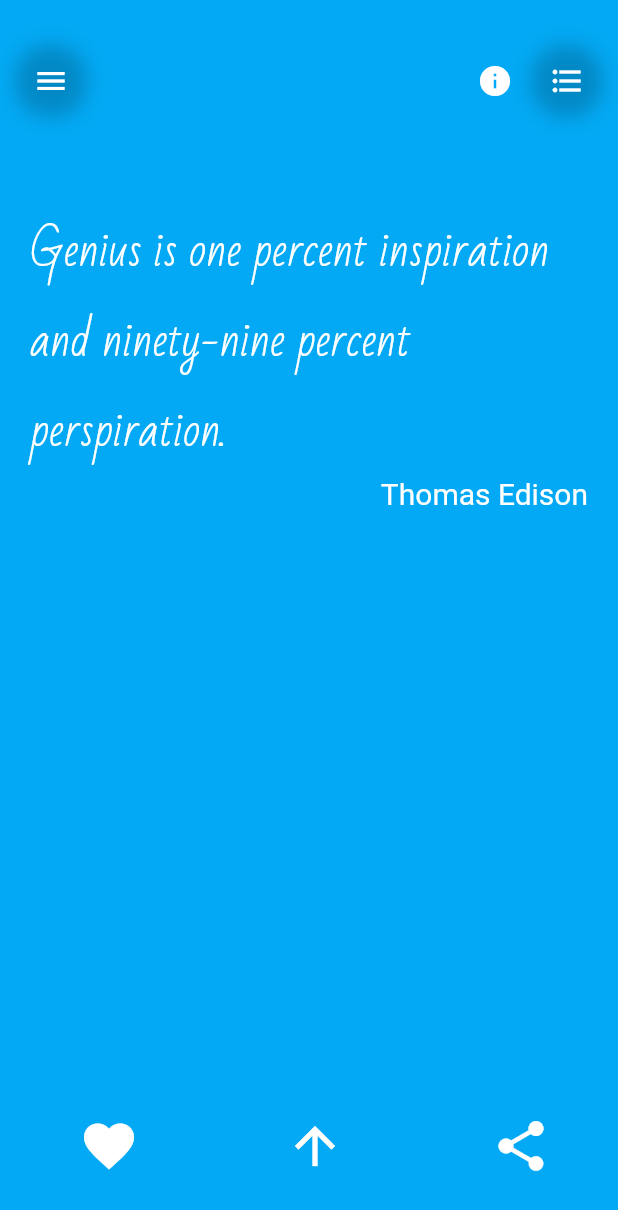
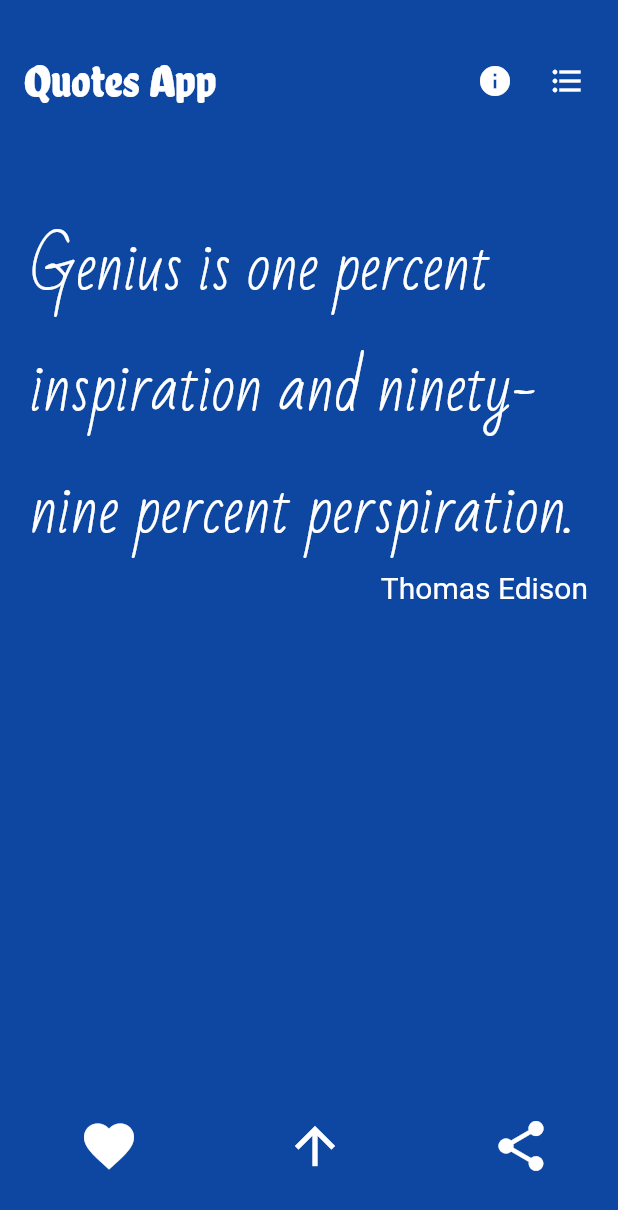
Before and after one commit to dhayaec/quotes_app, a Flutter app: the screen it shows after launch, on a phone screen of 412 x 824 dp. Shown: the top 1210 px of the screen. Run offline on Flutter 3.47's test engine with Material 2 defaults, Android fonts, the phone set to English and light mode, and no system bars; our stand-ins replace share.

Commit message:
fix goToPage and update colors list

```diff
--- a/lib/main.dart
+++ b/lib/main.dart
@@ -49,13 +49,22 @@ class Page extends StatelessWidget {
 }
 
 List<Color> colorList = [
-  Colors.lightBlue,
-  Colors.lightGreen,
-  Colors.orange,
-  Colors.indigo,
-  Colors.deepPurple,
-  Colors.lightBlueAccent,
-  Colors.pinkAccent
+  Colors.blue[900],
+  Colors.lightBlue[900],
+  Colors.cyan[900],
+  Colors.teal[900],
+  Colors.green[900],
+  Colors.lightGreen[900],
+  Colors.lime[900],
+  Colors.yellow[900],
+  Colors.amber[900],
+  Colors.orange[900],
+  Colors.deepOrange[900],
+  Colors.red[900],
+  Colors.pink[900],
+  Colors.purple[900],
+  Colors.deepPurple[900],
+  Colors.indigo[900],
 ];
 
 List<String> fontFamily = [
@@ -75,8 +84,9 @@ List<String> fontFamily = [
 ];
 
 class PageViewExample extends StatelessWidget {
-  final controllder = PageController(initialPage: 0);
-  final GlobalKey<ScaffoldState> _scaffoldKey = GlobalKey<ScaffoldState>();
+  final PageController _controllder = PageController();
+  var quoteText;
+  var quoteAuthor;
   @override
   Widget build(BuildContext context) {
     return Scaffold(
@@ -94,10 +104,10 @@ class PageViewExample extends StatelessWidget {
               return PageView.builder(
                 itemCount: myData == null ? 0 : myData.length,
                 scrollDirection: Axis.vertical,
-                controller: controllder,
+                controller: _controllder,
                 itemBuilder: (context, index) {
-                  var quoteText = myData[index]['quoteText'];
-                  var quoteAuthor = myData[index]['quoteAuthor'];
+                  quoteText = myData[index]['quoteText'];
+                  quoteAuthor = myData[index]['quoteAuthor'];
                   double height = MediaQuery.of(context).size.height;
                   return Container(
                     padding: EdgeInsets.only(
@@ -109,7 +119,7 @@ class PageViewExample extends StatelessWidget {
                           var fontSizeFactor = min(constraint.biggest.height,
                                       constraint.biggest.width) /
                                   quoteText.length +
-                              25;
+                              36;
                           return Text(
                             quoteText,
                             style: TextStyle(
@@ -138,28 +148,19 @@ class PageViewExample extends StatelessWidget {
           ),
           Container(
             alignment: Alignment.topLeft,
-            margin: EdgeInsets.only(top: 30.0, left: 10.0, right: 10.0),
+            margin: EdgeInsets.only(top: 30.0, right: 10.0),
             child: Row(
               mainAxisAlignment: MainAxisAlignment.spaceBetween,
               children: <Widget>[
-                Builder(
-                  builder: (BuildContext context) {
-                    return Container(
-                      decoration: BoxDecoration(
-                        borderRadius: BorderRadius.circular(22.0),
-                        boxShadow: <BoxShadow>[
-                          BoxShadow(
-                            color: const Color(0x30000000),
-                            blurRadius: 10.0,
-                          ),
-                        ],
-                      ),
-                      child: IconButton(
-                          color: Colors.white,
-                          icon: Icon(Icons.menu),
-                          onPressed: () => {}),
-                    );
-                  },
+                FlatButton(
+                  child: Text(
+                    'Quotes App',
+                    style: TextStyle(
+                        color: Colors.white,
+                        fontFamily: 'Chela One',
+                        fontSize: 30.0),
+                  ),
+                  onPressed: () {},
                 ),
                 Row(
                   children: <Widget>[
@@ -168,26 +169,17 @@ class PageViewExample extends StatelessWidget {
                       icon: Icon(Icons.info),
                       onPressed: () {},
                     ),
-                    Builder(builder: (BuildContext context) {
-                      return Container(
-                        decoration: BoxDecoration(
-                          borderRadius: BorderRadius.circular(22.0),
-                          boxShadow: <BoxShadow>[
-                            BoxShadow(
-                              color: const Color(0x30000000),
-                              blurRadius: 10.0,
-                            ),
-                          ],
-                        ),
-                        child: IconButton(
+                    Builder(
+                      builder: (BuildContext context) {
+                        return IconButton(
                           color: Colors.white,
                           icon: Icon(Icons.format_list_bulleted),
                           onPressed: () {
                             Scaffold.of(context).openEndDrawer();
                           },
-                        ),
-                      );
-                    })
+                        );
+                      },
+                    )
                   ],
                 )
               ],
@@ -214,9 +206,9 @@ class PageViewExample extends StatelessWidget {
                     size: 40.0,
                   ),
                   onPressed: () {
-                    controllder.animateToPage(0,
-                        duration: Duration(seconds: 1),
-                        curve: ElasticInOutCurve());
+                    _controllder.animateToPage(0,
+                        duration: Duration(milliseconds: 250),
+                        curve: SawTooth(3));
                   },
                 ),
                 Builder(
@@ -232,7 +224,7 @@ class PageViewExample extends StatelessWidget {
                           content: Text('Loading available apps to share'),
                           duration: Duration(seconds: 2),
                         );
-                        Share.share('check out my app QuotesApp');
+                        Share.share(quoteText + '  --  ' + quoteAuthor);
                         Scaffold.of(context).showSnackBar(snackBar);
                       },
                     );
@@ -247,7 +239,7 @@ class PageViewExample extends StatelessWidget {
   }
 
   Widget _buildDrawer(BuildContext context, {int count = 82}) {
-    final items = List<String>.generate(count, (i) => "Page ${i+1}");
+    final items = List<String>.generate(count, (i) => "Chapter ${i+1}");
 
     return Drawer(
       elevation: 0.0,
@@ -261,11 +253,12 @@ class PageViewExample extends StatelessWidget {
                 '${items[index]}',
                 style: TextStyle(color: Colors.white),
               ),
-              onTap: () {
+              onTap: () async {
+                Navigator.pop(context);
                 var page = index * 20;
-                controllder.animateToPage(page,
-                    duration: Duration(seconds: 1), curve: ElasticInOutCurve());
-                Navigator.pop(context);
+                // _controllder.jumpToPage(page);
+                _controllder.animateToPage(page,
+                    duration: Duration(milliseconds: 250), curve: SawTooth(3));
               },
             );
           },
```
